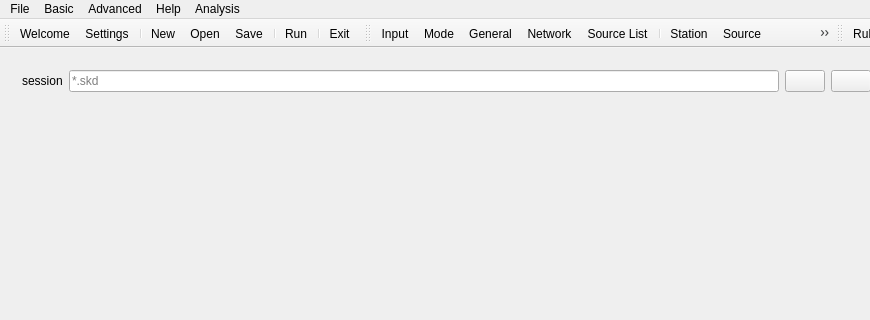
Old version of the form mainwindow.ui in the repository TUW-VieVS/VieSchedpp; both pictures show x 0 to 870 and y 0 to 320 of the 1021 by 818 pixel window.
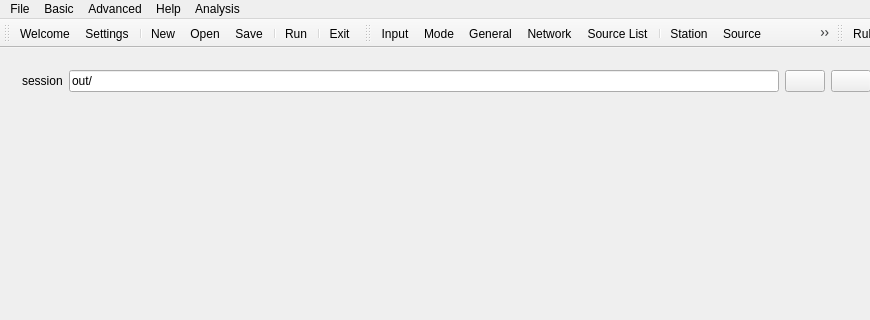
New version of the form. Icons and pictures are not drawn.

```diff
--- a/mainwindow.ui
+++ b/mainwindow.ui
@@ -9472,7 +9472,7 @@
              <string>path to skd file</string>
             </property>
             <property name="text">
-             <string/>
+             <string>out/</string>
             </property>
             <property name="placeholderText">
              <string>*.skd</string>
```
Left out of the diff: 192 changed lines with no effect on the pictures.
